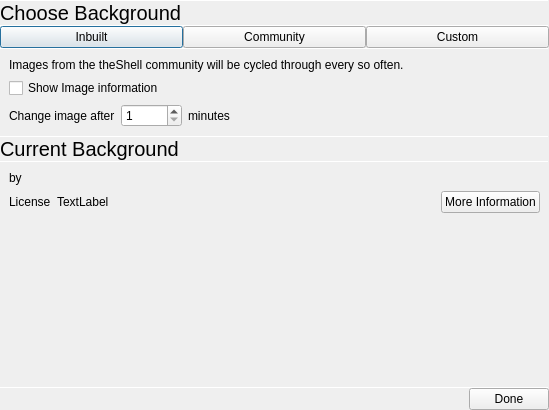
Qt form shell/choosebackground.ui (vicr123/theshell) before a commit.
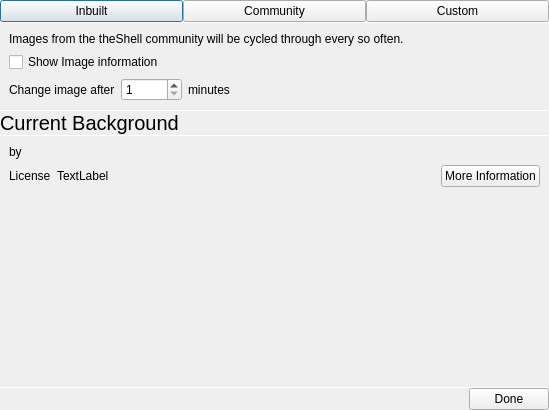
The same form after that commit. Icons and pictures are not drawn.

Commit message: Backend changes to background window

Diff of the .ui file:
```diff
--- a/shell/choosebackground.ui
+++ b/shell/choosebackground.ui
@@ -33,47 +33,6 @@
    <property name="bottomMargin">
     <number>0</number>
    </property>
-   <item>
-    <widget class="Line" name="line">
-     <property name="maximumSize">
-      <size>
-       <width>16777215</width>
-       <height>1</height>
-      </size>
-     </property>
-     <property name="orientation">
-      <enum>Qt::Horizontal</enum>
-     </property>
-    </widget>
-   </item>
-   <item>
-    <widget class="QLabel" name="label_15">
-     <property name="font">
-      <font>
-       <pointsize>15</pointsize>
-      </font>
-     </property>
-     <property name="text">
-      <string>Choose Background</string>
-     </property>
-     <property name="margin">
-      <number>9</number>
-     </property>
-    </widget>
-   </item>
-   <item>
-    <widget class="Line" name="line_2">
-     <property name="maximumSize">
-      <size>
-       <width>16777215</width>
-       <height>1</height>
-      </size>
-     </property>
-     <property name="orientation">
-      <enum>Qt::Horizontal</enum>
-     </property>
-    </widget>
-   </item>
    <item>
     <layout class="QHBoxLayout" name="horizontalLayout_3">
      <property name="spacing">
```
The commit also changes 5 other files.
